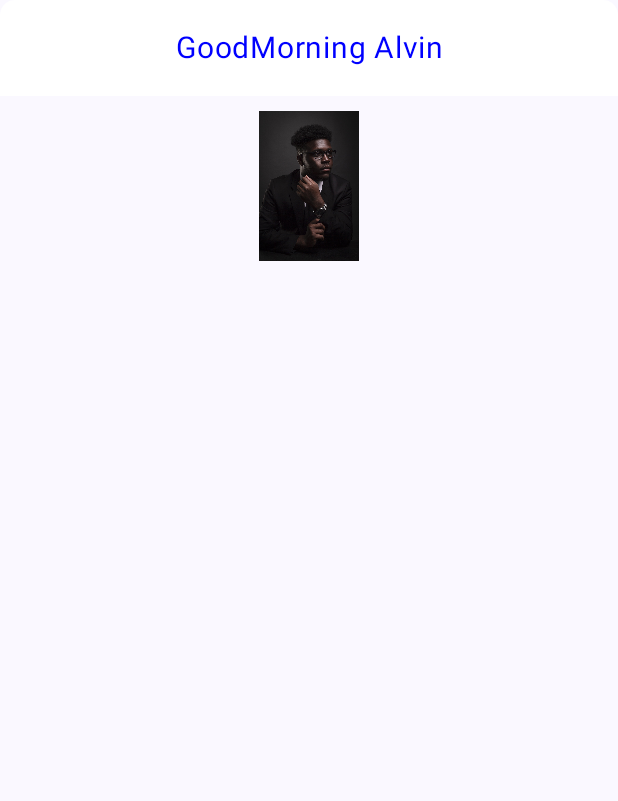
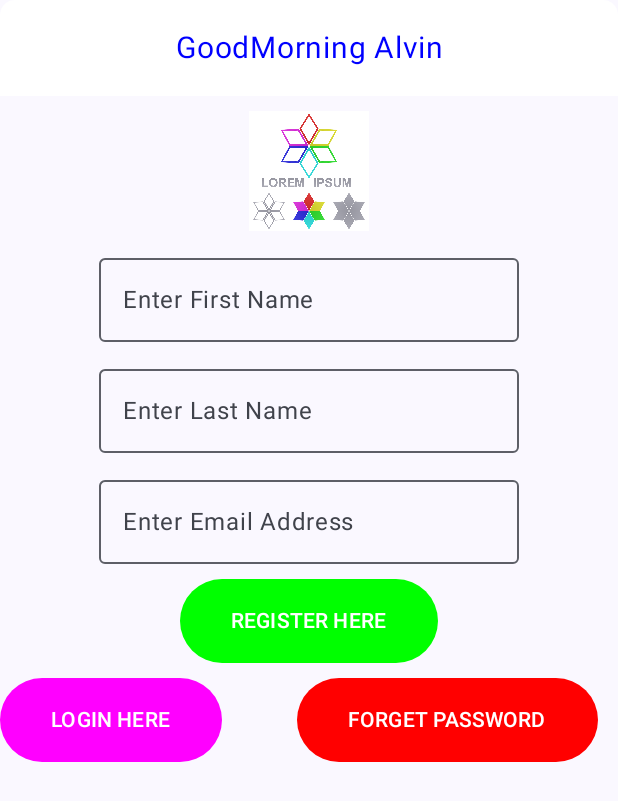
Before and after one commit to alvohjunior/Application, an Android app built with Jetpack Compose: the screen it shows after launch (MainActivity), on a phone screen of 412 x 824 dp. Shown: the top 801 px of the screen. Run offline under Robolectric (Android 15) with nearby library versions, the phone set to English and light mode, and no system bars.

Commit message:
Commit message

```diff
--- a/app/src/main/java/com/example/application/MainActivity.kt
+++ b/app/src/main/java/com/example/application/MainActivity.kt
@@ -6,7 +6,9 @@ import androidx.activity.compose.setContent
 import androidx.activity.enableEdgeToEdge
 import androidx.compose.foundation.Image
 import androidx.compose.foundation.background
+import androidx.compose.foundation.layout.Box
 import androidx.compose.foundation.layout.Column
+import androidx.compose.foundation.layout.Row
 import androidx.compose.foundation.layout.Spacer
 import androidx.compose.foundation.layout.fillMaxSize
 import androidx.compose.foundation.layout.fillMaxWidth
@@ -14,10 +16,19 @@ import androidx.compose.foundation.layout.height
 import androidx.compose.foundation.layout.padding
 import androidx.compose.foundation.layout.width
 import androidx.compose.foundation.layout.wrapContentHeight
+import androidx.compose.foundation.layout.wrapContentWidth
 import androidx.compose.foundation.shape.RoundedCornerShape
+import androidx.compose.material3.Button
+import androidx.compose.material3.ButtonDefaults
+import androidx.compose.material3.OutlinedTextField
 import androidx.compose.material3.Scaffold
 import androidx.compose.material3.Text
 import androidx.compose.runtime.Composable
+import androidx.compose.runtime.getValue
+import androidx.compose.runtime.mutableStateOf
+import androidx.compose.runtime.remember
+import androidx.compose.runtime.setValue
+import androidx.compose.ui.Alignment
 import androidx.compose.ui.Modifier
 import androidx.compose.ui.draw.clip
 import androidx.compose.ui.graphics.Color
@@ -36,7 +47,8 @@ class MainActivity : ComponentActivity() {
         enableEdgeToEdge()
         setContent {
             ApplicationTheme {
-                Scaffold(modifier = Modifier.fillMaxSize()) { innerPadding ->
+                Scaffold(modifier = Modifier
+                    .fillMaxSize() ){ innerPadding ->
                     Greeting(
                         name = "Alvin",
                         modifier = Modifier.padding(innerPadding)
@@ -49,6 +61,16 @@ class MainActivity : ComponentActivity() {
 
 @Composable
 fun Greeting(name: String, modifier: Modifier = Modifier) {
+    var firstName by remember {
+        mutableStateOf(value = "")
+    }
+    var lastName by remember {
+        mutableStateOf(value = "")
+    }
+    var emailAddress by remember {
+        mutableStateOf(value = "")
+    }
+
     Column(
         modifier
             .clip(shape = RoundedCornerShape(10.dp))
@@ -72,8 +94,103 @@ fun Greeting(name: String, modifier: Modifier = Modifier) {
     Image(modifier = Modifier
         .wrapContentHeight()
         .fillMaxWidth()
-        .height(100.dp),
-        painter = painterResource(id = R.drawable.img), contentDescription =" img")
+        .height(80.dp),
+        painter = painterResource(id = R.drawable.lorem), contentDescription =" lorem")
+        Spacer(modifier = Modifier.height(10.dp))
+        OutlinedTextField(modifier= Modifier
+            .wrapContentWidth()
+            .align(Alignment.CenterHorizontally),
+            label =  { Text(text = "Enter First Name")},
+            placeholder = { Box(modifier = Modifier
+                .background(Color.White)
+                .padding(15.dp))
+                 { Text(
+                        text = "Please First Address",
+                        color = Color.Blue
+                    )
+                 }
+            },
+            value = firstName,
+            onValueChange ={
+                newName -> firstName = newName
+            } )
+        Spacer(modifier = Modifier.height(10.dp))
+
+        OutlinedTextField(modifier = Modifier
+            .wrapContentWidth()
+            .align(Alignment.CenterHorizontally),
+            label ={ Text(text = "Enter Last Name")} ,
+            placeholder = { Box(modifier = Modifier
+                .background(Color.White)
+                .padding(15.dp))
+                {Text(
+                text = "Please Enter Last Name",
+                color = Color.Blue)}
+                          },
+            value =lastName,
+            onValueChange ={
+                newLastName -> lastName = newLastName
+            } )
+        Spacer(modifier = Modifier.height(10.dp))
+
+        OutlinedTextField(modifier = Modifier
+            .wrapContentWidth()
+            .align(Alignment.CenterHorizontally),
+            label ={ Text(text = "Enter Email Address")} ,
+            placeholder = {Box(modifier = Modifier
+                .background(Color.White)
+                .padding(15.dp))
+                {Text(
+                text = "Please Enter Email Address",
+                color = Color.Blue)}
+                          },
+            value =emailAddress,
+            onValueChange ={
+                    newEmail -> emailAddress = newEmail
+            } )
+        Spacer(modifier = Modifier.height(10.dp))
+        Button(
+            onClick = { /*TODO*/ },
+            colors = ButtonDefaults.buttonColors(Color.Green),
+            modifier = Modifier
+                .wrapContentWidth()
+                .align(Alignment.CenterHorizontally)
+        ) {
+            Text(modifier = Modifier.padding(10.dp),
+                text = "REGISTER HERE")
+
+        }
+
+        Spacer(modifier = Modifier.height(10.dp))
+        Row {
+
+
+            Button(
+                onClick = { /*TODO*/ },
+                colors = ButtonDefaults.buttonColors(Color.Magenta),
+
+
+                ) {
+                Text(
+                    modifier = Modifier.padding(10.dp),
+                    text = "LOGIN HERE"
+                )
+
+            }
+
+            Spacer(modifier = Modifier.width(50.dp))
+            Button(
+                onClick = { /*TODO*/ },
+                colors = ButtonDefaults.buttonColors(Color.Red),
+
+                ) {
+                Text(
+                    modifier = Modifier.padding(10.dp),
+                    text = "FORGET PASSWORD"
+                )
+
+            }
+        }
     }
 }
 
```
Also changed, not shown: app/src/main/res/drawable/img.jpg (deleted), app/src/main/res/drawable/logo.png (deleted), app/src/main/res/drawable/lorem.png (added).
